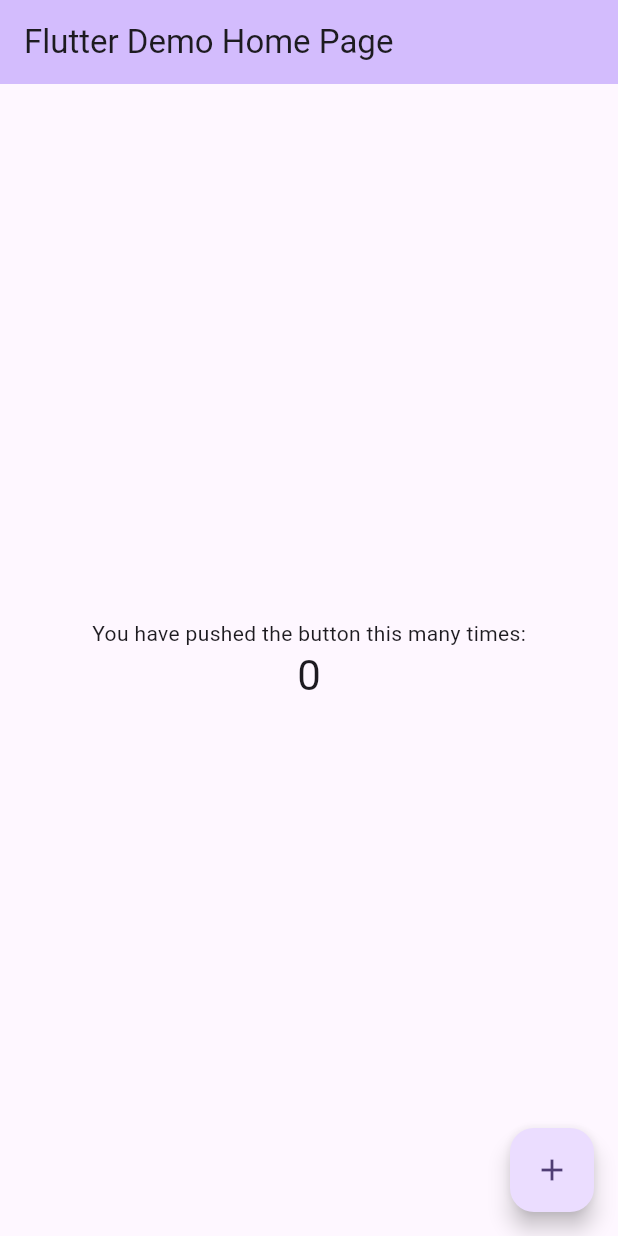
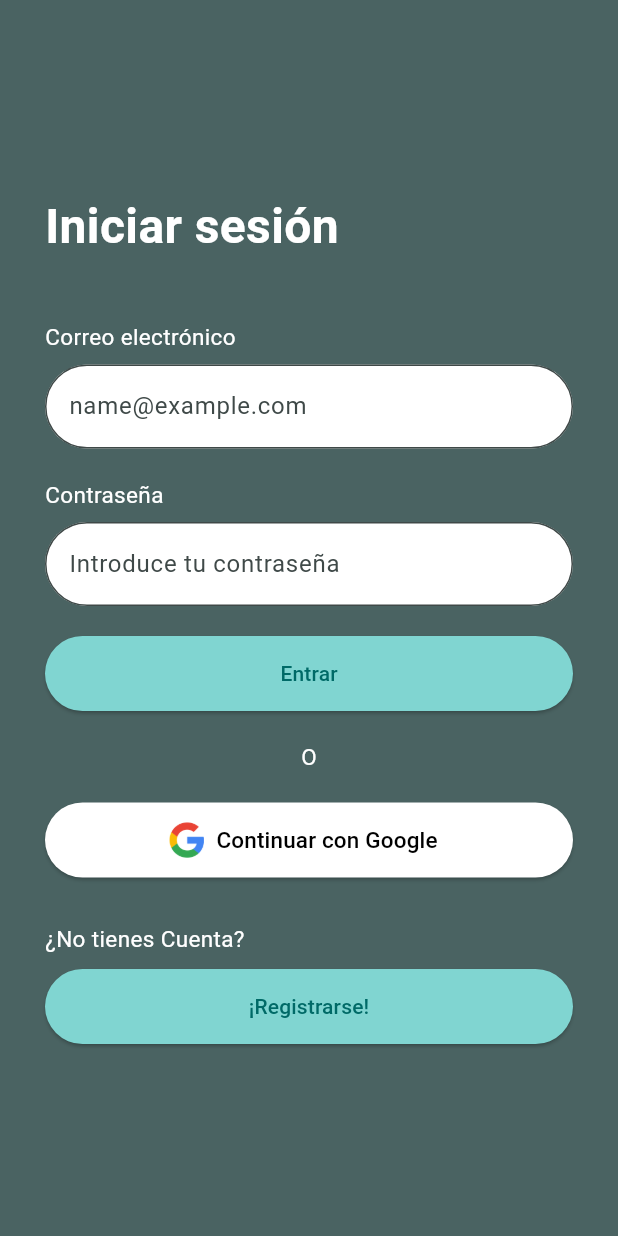
Before and after one commit to PabloFxdxdxd/Seki, a Flutter app: the screen it shows after launch, on a phone screen of 412 x 824 dp. Run offline on Flutter 3.47's test engine with Material 3 defaults, Android fonts, the phone set to English and light mode, and no system bars; our stand-ins replace drift; accounts and stored records are empty; generated files the repository leaves out were written again.

Commit message:
Cambios Iniciales generales
- Pantalla Login
- paths de assets (imagenes)
- paths de assets (iconos)

```diff
--- a/lib/main.dart
+++ b/lib/main.dart
@@ -11,7 +11,8 @@ class MyApp extends StatelessWidget {
   @override
   Widget build(BuildContext context) {
     return MaterialApp(
-      title: 'Flutter Demo',
+      debugShowCheckedModeBanner: false,
+      title: 'SEKI',
       theme: ThemeData(
         // This is the theme of your application.
         //
@@ -28,7 +29,9 @@ class MyApp extends StatelessWidget {
         //
         // This works for code too, not just values: Most code changes can be
         // tested with just a hot reload.
-        colorScheme: ColorScheme.fromSeed(seedColor: Colors.deepPurple),
+
+        colorScheme: ColorScheme.fromSeed(seedColor: const Color(0xFF8DEAE6)),
+
       ),
       home: const MyHomePage(title: 'Flutter Demo Home Page'),
     );
@@ -54,69 +57,155 @@ class MyHomePage extends StatefulWidget {
 }
 
 class _MyHomePageState extends State<MyHomePage> {
-  int _counter = 0;
-
-  void _incrementCounter() {
-    setState(() {
-      // This call to setState tells the Flutter framework that something has
-      // changed in this State, which causes it to rerun the build method below
-      // so that the display can reflect the updated values. If we changed
-      // _counter without calling setState(), then the build method would not be
-      // called again, and so nothing would appear to happen.
-      _counter++;
-    });
-  }
 
   @override
   Widget build(BuildContext context) {
-    // This method is rerun every time setState is called, for instance as done
-    // by the _incrementCounter method above.
-    //
-    // The Flutter framework has been optimized to make rerunning build methods
-    // fast, so that you can just rebuild anything that needs updating rather
-    // than having to individually change instances of widgets.
+    final colors = Theme.of(context).colorScheme;
+
     return Scaffold(
-      appBar: AppBar(
-        // TRY THIS: Try changing the color here to a specific color (to
-        // Colors.amber, perhaps?) and trigger a hot reload to see the AppBar
-        // change color while the other colors stay the same.
-        backgroundColor: Theme.of(context).colorScheme.inversePrimary,
-        // Here we take the value from the MyHomePage object that was created by
-        // the App.build method, and use it to set our appbar title.
-        title: Text(widget.title),
-      ),
+      backgroundColor: colors.secondary,
       body: Center(
         // Center is a layout widget. It takes a single child and positions it
         // in the middle of the parent.
+
+        child: Padding(
+        padding: const EdgeInsets.symmetric(horizontal: 30), //Margen a la izquierda y derecha
         child: Column(
-          // Column is also a layout widget. It takes a list of children and
-          // arranges them vertically. By default, it sizes itself to fit its
-          // children horizontally, and tries to be as tall as its parent.
-          //
-          // Column has various properties to control how it sizes itself and
-          // how it positions its children. Here we use mainAxisAlignment to
-          // center the children vertically; the main axis here is the vertical
-          // axis because Columns are vertical (the cross axis would be
-          // horizontal).
-          //
-          // TRY THIS: Invoke "debug painting" (choose the "Toggle Debug Paint"
-          // action in the IDE, or press "p" in the console), to see the
-          // wireframe for each widget.
-          mainAxisAlignment: MainAxisAlignment.center,
-          children: <Widget>[
-            const Text('You have pushed the button this many times:'),
+          mainAxisAlignment: MainAxisAlignment.center, //Centrar verticalmente
+          crossAxisAlignment: CrossAxisAlignment.start, //Alineación a la izquierda
+
+          children: [
+            //Titulo
+            Text("Iniciar sesión", style: TextStyle(
+              fontSize: 32,
+              fontWeight: FontWeight.bold,
+              color: Colors.white)),
+            const SizedBox(height: 40), //separa los elementos con un espacio
+
+            //Campo de Correo
             Text(
-              '$_counter',
-              style: Theme.of(context).textTheme.headlineMedium,
+                "Correo electrónico",
+                style: TextStyle(
+
+                  color: Colors.white,
+                  fontSize: 15
+                )
             ),
+            const SizedBox(height: 8),
+            TextField(
+
+                decoration: InputDecoration(
+                hintText: "name@example.com",
+                filled: true,
+                fillColor: Colors.white,
+                border: OutlineInputBorder(borderRadius: BorderRadius.circular(30)),
+
+              ),
+            ),
+
+            const SizedBox(height: 20),
+
+          //Campo de contraseña
+
+            Text(
+                "Contraseña",
+                style: TextStyle(
+
+                  color: Colors.white,
+                  fontSize: 15
+                )
+            ),
+            const SizedBox(height: 8),
+            TextField(
+                obscureText: true,
+                decoration: InputDecoration(
+                hintText: "Introduce tu contraseña",
+                filled: true,
+                fillColor: Colors.white,
+                border: OutlineInputBorder(borderRadius: BorderRadius.circular(30)),
+
+              ),
+            ),
+            const SizedBox(height: 20),
+
+            //Botón de inicio
+            Center(
+              child: ElevatedButton(
+                onPressed: () {},
+                style: ElevatedButton.styleFrom(
+                  backgroundColor: colors.inversePrimary,
+                  minimumSize: Size(double.infinity, 50), // Botón ancho
+                ),
+                child: Text("Entrar"),
+              ),
+            ),
+
+            const SizedBox(height: 20),
+
+            Center(
+              child: Text(
+                "O",
+                style: TextStyle(
+                  color: Colors.white,
+                  fontSize: 15
+                )
+               ),
+            ),
+
+            const SizedBox(height: 20),
+
+            //Otras opciones de inicio
+
+            Center(
+              child: ElevatedButton.icon(
+                onPressed: () {},
+                style: ElevatedButton.styleFrom(
+                  backgroundColor: Colors.white,
+                  minimumSize: Size(double.infinity, 50),
+
+                ),
+                icon: Image.asset('assets/icons/google.png', height: 24),
+                label: Text(
+                  "Continuar con Google",
+                  style: TextStyle(
+                    color: Colors.black,
+                    fontSize: 15
+                )
+              )
+            )
+            ),
+
+           const SizedBox(height: 30),
+
+           //Para registrarse
+
+            Text(
+              "¿No tienes Cuenta?",
+              style: TextStyle(
+                color: Colors.white,
+                fontSize: 15
+              )
+              ),
+
+            const SizedBox(height: 10),
+            Center(
+              child: ElevatedButton(
+                onPressed: () {},
+                style: ElevatedButton.styleFrom(
+                  backgroundColor: colors.inversePrimary,
+                  minimumSize: Size(double.infinity, 50),
+                ),
+                child: Text("¡Registrarse!"),
+              ),
+            )
+
+
+
           ],
         ),
+      )
       ),
-      floatingActionButton: FloatingActionButton(
-        onPressed: _incrementCounter,
-        tooltip: 'Increment',
-        child: const Icon(Icons.add),
-      ), // This trailing comma makes auto-formatting nicer for build methods.
+       // This trailing comma makes auto-formatting nicer for build methods.
     );
   }
 }
```
Also changed, not shown: pubspec.yaml (+4 -4 lines), assets/icons/doge.png (added), assets/icons/google.png (added), assets/img/doge.png (added), 5 other files.
